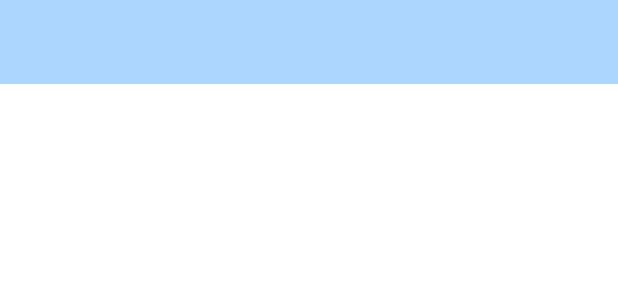
After one commit to BulgakovIvan/HappyPlaces, an Android app: the layout activity_add_happy_place.xml on its own in the app's theme, with its tools: preview values and no code run, on a phone screen of 412 x 824 dp. The commit adds this screen. Shown: the top 300 px of the screen. Run offline under Robolectric (Android 15) with nearby library versions, the phone set to English and light mode, and no system bars.

Commit message:
Add new theme, FloatButton, AddHappyPlaceActivity

```diff
--- /dev/null
+++ b/app/src/main/res/drawable/ic_action_add_24.xml
@@ -0,0 +1,5 @@
+<vector android:height="24dp" android:tint="#FFFFFF"
+    android:viewportHeight="24" android:viewportWidth="24"
+    android:width="24dp" xmlns:android="http://schemas.android.com/apk/res/android">
+    <path android:fillColor="@android:color/white" android:pathData="M19,13h-6v6h-2v-6H5v-2h6V5h2v6h6v2z"/>
+</vector>
--- /dev/null
+++ b/app/src/main/res/layout/activity_add_happy_place.xml
@@ -0,0 +1,19 @@
+<?xml version="1.0" encoding="utf-8"?>
+<androidx.constraintlayout.widget.ConstraintLayout xmlns:android="http://schemas.android.com/apk/res/android"
+    xmlns:app="http://schemas.android.com/apk/res-auto"
+    xmlns:tools="http://schemas.android.com/tools"
+    android:layout_width="match_parent"
+    android:layout_height="match_parent"
+    tools:context=".AddHappyPlaceActivity">
+
+    <com.google.android.material.appbar.MaterialToolbar
+        android:id="@+id/toolbar_add_place"
+        android:layout_width="match_parent"
+        android:layout_height="?attr/actionBarSize"
+        android:background="@color/colorPrimary"
+        android:theme="@style/CustomToolbarStyle"
+        app:layout_constraintEnd_toEndOf="parent"
+        app:layout_constraintStart_toStartOf="parent"
+        app:layout_constraintTop_toTopOf="parent" />
+
+</androidx.constraintlayout.widget.ConstraintLayout>
--- /dev/null
+++ b/app/src/main/res/values/dimens.xml
@@ -0,0 +1,4 @@
+<?xml version="1.0" encoding="utf-8"?>
+<resources>
+    <dimen name="fab_margin">16dp</dimen>
+</resources>
--- a/app/src/main/res/values/themes.xml
+++ b/app/src/main/res/values/themes.xml
@@ -13,4 +13,15 @@
         <item name="android:statusBarColor" tools:targetApi="l">?attr/colorPrimaryVariant</item>
         <!-- Customize your theme here. -->
     </style>
+
+    <!-- Custom application theme. -->
+    <style name="CustomNoActionBarTheme" parent="@style/Theme.MaterialComponents.DayNight.NoActionBar">
+        <item name="android:statusBarColor">@color/colorPrimaryDark</item>
+    </style>
+
+    <style name="CustomToolbarStyle">
+    <item name="android:textColorPrimary">#FFFFFF</item>
+    <item name="android:colorControlNormal">#FFFFFF</item>
+    </style>
+
 </resources>
```
Also changed, not shown: app/src/main/AndroidManifest.xml (+10 -1 lines), app/src/main/java/com/example/happyplaces/AddHappyPlaceActivity.kt (added, +11 -0 lines), app/src/main/res/layout/activity_main.xml (+8 -8 lines).
